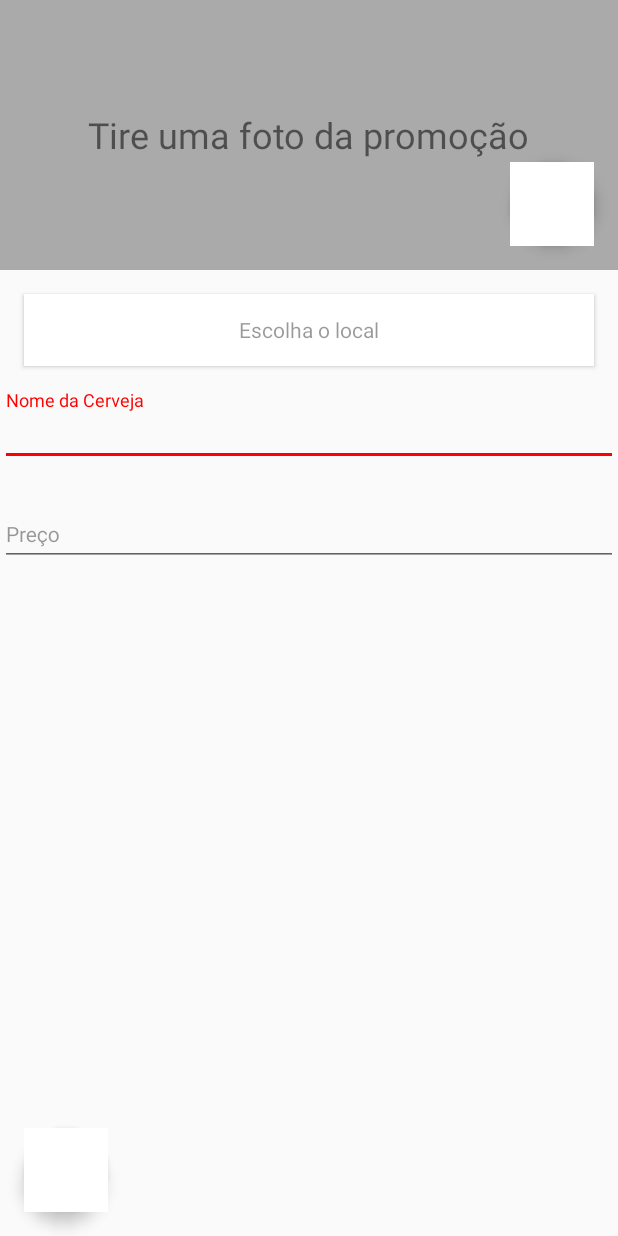
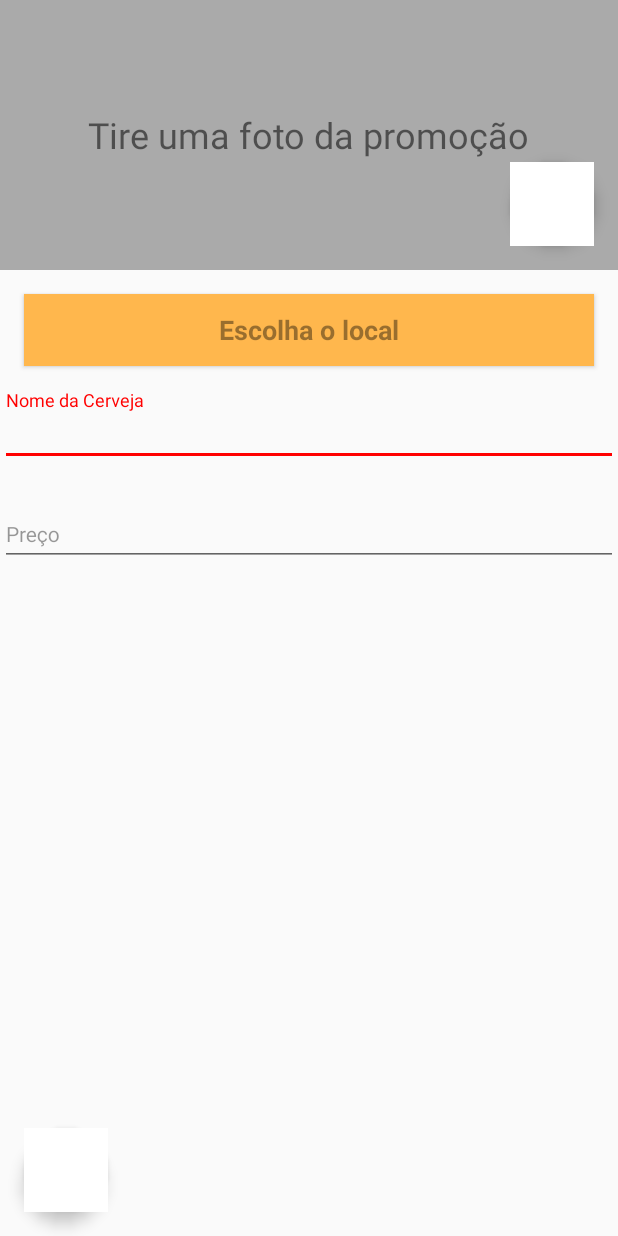
Before and after one commit to mcgyver/cervejabarata, an Android app: the layout activity_new_promotion.xml on its own in the app's theme, with its tools: preview values and no code run, on a phone screen of 412 x 824 dp. Run offline under Robolectric (Android 15) with nearby library versions, the phone set to English and light mode, and no system bars.

Commit message:
Splash in fullscreen mode

```diff
--- a/app/src/main/AndroidManifest.xml
+++ b/app/src/main/AndroidManifest.xml
@@ -41,7 +41,7 @@
         <activity android:name=".MainActivity" />
         <activity
             android:name=".Splash"
-            android:theme="@style/SplashTheme">
+            android:theme="@style/Theme.AppCompat.Light.NoActionBar.FullScreen">
             <intent-filter>
                 <action android:name="android.intent.action.MAIN" />
 
--- a/app/src/main/res/layout/activity_new_promotion.xml
+++ b/app/src/main/res/layout/activity_new_promotion.xml
@@ -40,16 +40,19 @@
                 android:clickable="true"
                 app:rippleColor="@color/white"/>
         </FrameLayout>
+
         <Button
             android:id="@+id/choose_place_button"
-            android:layout_margin="16dp"
-            android:background="@color/white"
-            android:textColor="@color/black_overlay"
-            android:textAlignment="center"
+            style="@style/choose"
             android:layout_width="match_parent"
             android:layout_height="wrap_content"
+            android:layout_margin="16dp"
+            android:background="@color/colorPrimary"
             android:text="@string/choose_place"
-            style="@style/choose"/>
+            android:textAlignment="center"
+            android:textColor="@color/black_overlay"
+            android:textSize="18sp"
+            android:textStyle="bold" />
 
 
         <android.support.design.widget.TextInputLayout
--- a/app/src/main/res/values/styles.xml
+++ b/app/src/main/res/values/styles.xml
@@ -1,15 +1,16 @@
 <resources>
 
-    <!-- Base application theme. -->
-    <style name="AppTheme" parent="Theme.AppCompat.Light">
-        <!-- Customize your theme here. -->
+    <style name="AppTheme" parent="Theme.AppCompat.Light.NoActionBar">
         <item name="colorPrimary">@color/colorPrimary</item>
         <item name="colorPrimaryDark">@color/colorPrimaryDark</item>
         <item name="colorAccent">@color/colorAccent</item>
     </style>
 
-    <style name="SplashTheme" parent="Theme.AppCompat.NoActionBar">
-        <!--<item name="android:windowBackground">@drawable/background_splash</item>-->
+    <style name="Theme.AppCompat.Light.NoActionBar.FullScreen" parent="@style/Theme.AppCompat.Light">
+        <item name="windowNoTitle">true</item>
+        <item name="windowActionBar">false</item>
+        <item name="android:windowFullscreen">true</item>
+        <item name="android:windowContentOverlay">@null</item>
     </style>
 
     <style name="AppTheme.NoActionBar">
```
